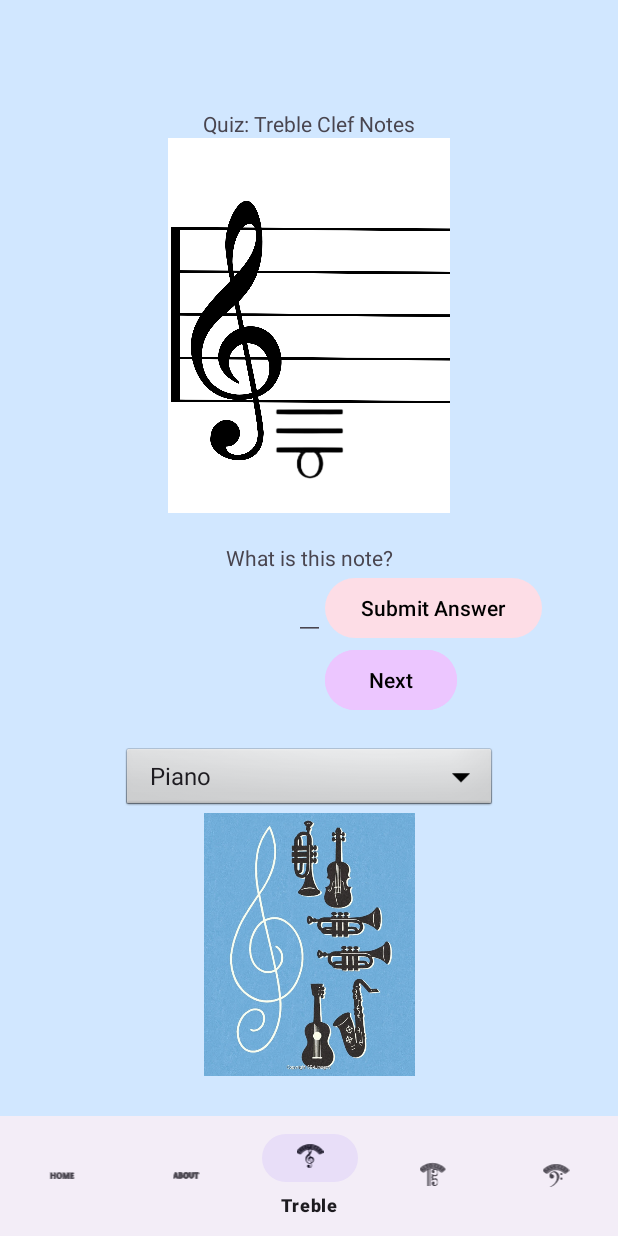
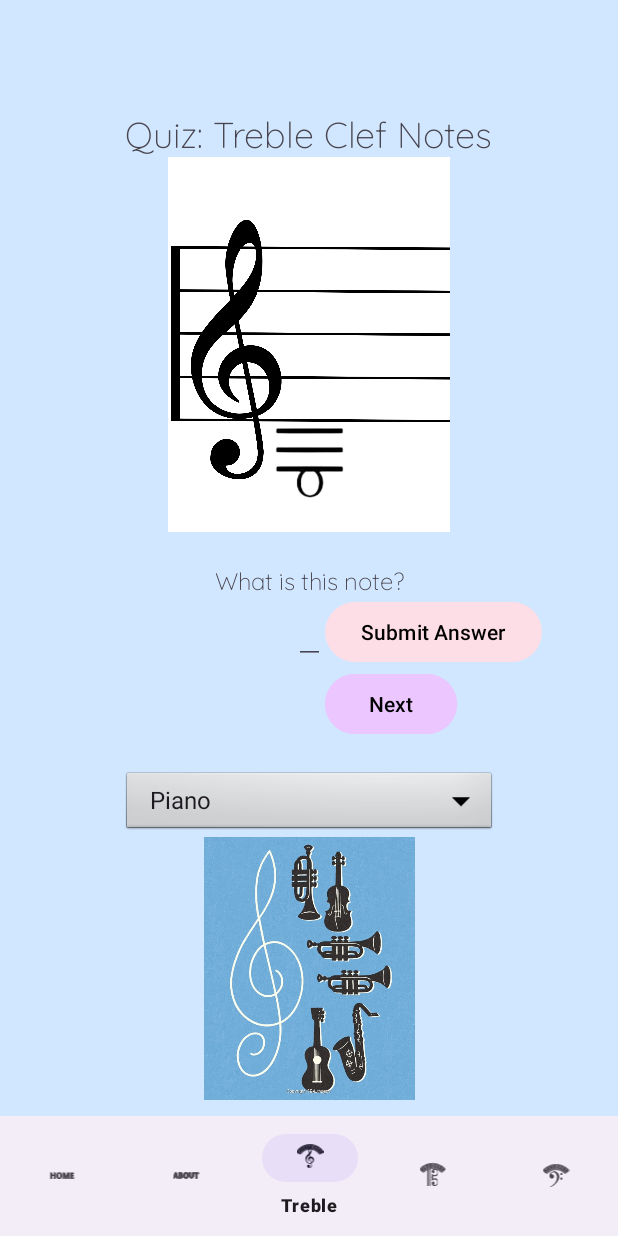
Before and after one commit to FYeboah12/Mobile_Custom_Project_Frances, an Android app: the screen it shows after launch (MainActivity), item 3 of the bottom bar chosen, on a phone screen of 412 x 824 dp. Run offline under Robolectric (Android 15) with nearby library versions, the light colour scheme and no system bars.

Commit message:
oct 29- we're finished with the meat, maybe add the surprise later :)

```diff
--- a/app/src/main/java/com/yeboahfrances/sightreadingmadeeasy/AltoClef.java
+++ b/app/src/main/java/com/yeboahfrances/sightreadingmadeeasy/AltoClef.java
@@ -22,7 +22,7 @@ import androidx.annotation.RequiresApi;
 import androidx.fragment.app.Fragment;
 
 public class AltoClef extends Fragment{
-    private final int[] notes = {R.drawable.alto_staff__16_,R.drawable.alto_staff__15_,R.drawable.alto_staff__14_,R.drawable.alto_staff__13_,R.drawable.alto_staff__12_,R.drawable.alto_staff,R.drawable.alto_staff__2_,R.drawable.alto_staff__3_,R.drawable.alto_staff__4_,R.drawable.alto_staff__5_,R.drawable.alto_staff__6_,R.drawable.alto_staff__7_,R.drawable.alto_staff__8_,R.drawable.alto_staff__9_,R.drawable.alto_staff__10_,R.drawable.alto_staff__11_,R.drawable.alto_staff__17_,R.drawable.alto_staff__18_,R.drawable.alto_staff__19_,R.drawable.alto_staff__20_,R.drawable.alto_staff__21_,R.drawable.bass_staff__22_};
+    private final int[] notes = {R.drawable.alto_staff__16_,R.drawable.alto_staff__15_,R.drawable.alto_staff__14_,R.drawable.alto_staff__13_,R.drawable.alto_staff__12_,R.drawable.alto_staff,R.drawable.alto_staff__2_,R.drawable.alto_staff__3_,R.drawable.alto_staff__4_,R.drawable.alto_staff__5_,R.drawable.alto_staff__6_,R.drawable.alto_staff__7_,R.drawable.alto_staff__8_,R.drawable.alto_staff__9_,R.drawable.alto_staff__10_,R.drawable.alto_staff__11_,R.drawable.alto_staff__17_,R.drawable.alto_staff__18_,R.drawable.alto_staff__19_,R.drawable.alto_staff__20_,R.drawable.alto_staff__21_};
 
     private final String[] note_names = {"G","A","B","C","D","E","F","G","A","B","C","D","E","F","G","A","B","C","D","E","F"};
     int count = 1;
--- a/app/src/main/java/com/yeboahfrances/sightreadingmadeeasy/BassClef.java
+++ b/app/src/main/java/com/yeboahfrances/sightreadingmadeeasy/BassClef.java
@@ -22,7 +22,7 @@ import androidx.annotation.RequiresApi;
 import androidx.fragment.app.Fragment;
 
 public class BassClef extends Fragment implements AdapterView.OnItemSelectedListener{
-    private final int[] notes = {R.drawable.bass_staff__16_,R.drawable.bass_staff__15_,R.drawable.bass_staff__14_,R.drawable.bass_staff__13_,R.drawable.bass_staff__12_,R.drawable.bass_staff__11_,R.drawable.bass_staff,R.drawable.bass_staff__forgot_,R.drawable.bass_staff__2_,R.drawable.bass_staff__3_,R.drawable.bass_staff__4_,R.drawable.bass_staff__5_,R.drawable.bass_staff__6_,R.drawable.bass_staff__7_,R.drawable.bass_staff__8_,R.drawable.bass_staff__9_,R.drawable.bass_staff__10_,R.drawable.bass_staff__18_,R.drawable.bass_staff__19_,R.drawable.bass_staff__20_,R.drawable.bass_staff__21_,R.drawable.bass_staff__22_,R.drawable.bass_staff__23_,R.drawable.bass_staff__24_};
+    private final int[] notes = {R.drawable.bass_staff__17_,R.drawable.bass_staff__16_,R.drawable.bass_staff__15_,R.drawable.bass_staff__14_,R.drawable.bass_staff__13_,R.drawable.bass_staff__12_,R.drawable.bass_staff__11_,R.drawable.bass_staff,R.drawable.bass_staff__forgot_,R.drawable.bass_staff__2_,R.drawable.bass_staff__3_,R.drawable.bass_staff__4_,R.drawable.bass_staff__5_,R.drawable.bass_staff__6_,R.drawable.bass_staff__7_,R.drawable.bass_staff__8_,R.drawable.bass_staff__9_,R.drawable.bass_staff__10_,R.drawable.bass_staff__18_,R.drawable.bass_staff__19_,R.drawable.bass_staff__20_,R.drawable.bass_staff__21_,R.drawable.bass_staff__22_,R.drawable.bass_staff__23_,R.drawable.bass_staff__24_};
     private final String[] note_names = {"F","G","A","B","C","D","E","F","G","A","B","C","D","E","F","G","A","B","C","D","E","F","G","A","B"};
     int count = 1;
     boolean play = false;
@@ -39,7 +39,7 @@ public class BassClef extends Fragment implements AdapterView.OnItemSelectedList
         TextView response = view.findViewById(R.id.correct);
         MediaPlayer mediaPlayer = MediaPlayer.create(view.getContext(), R.raw.note);
         Spinner dropdown = view.findViewById(R.id.inst_dropdown);
-        String[] instruments = new String[]{"Piano","Tuba","Trombone"};
+        String[] instruments = new String[]{"Piano","Tuba","Cello"};
         ArrayAdapter<String> adapter = new ArrayAdapter<>(view.getContext(), android.R.layout.simple_spinner_dropdown_item, instruments);
         dropdown.setAdapter(adapter);
         dropdown.setOnItemSelectedListener(this);
--- a/app/src/main/java/com/yeboahfrances/sightreadingmadeeasy/TrebleClef.java
+++ b/app/src/main/java/com/yeboahfrances/sightreadingmadeeasy/TrebleClef.java
@@ -24,7 +24,7 @@ import androidx.fragment.app.Fragment;
 
 public class TrebleClef extends Fragment implements AdapterView.OnItemSelectedListener{
     private final int[] notes = {R.drawable.treble_staff_o6,R.drawable.treble_staff_o5,R.drawable.treble_staff_o4,R.drawable.treble_staff_o3,R.drawable.treble_staff_o2,R.drawable.treble_staff_o1,R.drawable.treble_staff,R.drawable.treble_staff__2_,R.drawable.treble_staff__3_,R.drawable.treble_staff__4_,R.drawable.treble_staff__5_,R.drawable.treble_staff__6_,R.drawable.treble_staff__7_,R.drawable.treble_staff__8_,R.drawable.treble_staff__9_,R.drawable.treble_staff__10_,R.drawable.treble_staff__11_,R.drawable.treble_staff_o7,R.drawable.treble_staff_o8,R.drawable.treble_staff_o9,R.drawable.treble_staff_o10,R.drawable.treble_staff_o11,R.drawable.treble_staff_o12,R.drawable.treble_staff_o13,};
-    private final String[] note_names = {"D","E","F","G","A","B","C","D","E","F","G","A","B","C","D","E","F","G","A","B","C","D","E","F","G"};
+    private final String[] note_names = {"E","F","G","A","B","C","D","E","F","G","A","B","C","D","E","F","G","A","B","C","D","E","F","G"};
     int count = 1;
     boolean play = false;
     @Nullable
--- /dev/null
+++ b/app/src/main/res/font-v26/fonts.xml
@@ -0,0 +1,5 @@
+<?xml version="1.0" encoding="utf-8"?>
+<font-family xmlns:android="http://schemas.android.com/apk/res/android">
+    <font android:font="@font/quicksand" />
+    <font android:font="@font/comfortaa" />
+</font-family>
--- a/app/src/main/res/layout/fragment_alto_clef.xml
+++ b/app/src/main/res/layout/fragment_alto_clef.xml
@@ -10,9 +10,11 @@
 
     <!--title-->
     <TextView
+        android:fontFamily="@font/quicksand"
         android:id="@+id/titleOfQuiz"
         android:layout_width="wrap_content"
         android:layout_height="wrap_content"
+        android:textSize="24sp"
         android:text="@string/quiz_Alto_clef_notes"
         app:layout_constraintLeft_toLeftOf="parent"
         app:layout_constraintRight_toRightOf="parent"
@@ -23,8 +25,10 @@
 
     <!--question-->
     <TextView
+        android:fontFamily="@font/quicksand"
         android:id="@+id/question"
         android:layout_width="wrap_content"
+        android:textSize="16sp"
         android:layout_height="wrap_content"
         android:text="@string/what_is_this_note"
         app:layout_constraintLeft_toLeftOf="parent"
--- a/app/src/main/res/layout/fragment_bass_clef.xml
+++ b/app/src/main/res/layout/fragment_bass_clef.xml
@@ -10,9 +10,11 @@
 
     <!--title-->
     <TextView
+        android:fontFamily="@font/quicksand"
         android:id="@+id/titleOfQuiz"
         android:layout_width="wrap_content"
         android:layout_height="wrap_content"
+        android:textSize="24sp"
         android:text="@string/quiz_Bass_clef_notes"
         app:layout_constraintLeft_toLeftOf="parent"
         app:layout_constraintRight_toRightOf="parent"
@@ -23,11 +25,13 @@
 
     <!--question-->
     <TextView
+        android:fontFamily="@font/quicksand"
         android:id="@+id/question"
         android:layout_width="wrap_content"
         android:layout_height="wrap_content"
         android:text="@string/what_is_this_note"
         app:layout_constraintLeft_toLeftOf="parent"
+        android:textSize="16sp"
         app:layout_constraintRight_toRightOf="parent"
         app:layout_constraintTop_toBottomOf="@id/note_imgs"
         android:layout_margin="20dp" />
--- a/app/src/main/res/layout/fragment_home.xml
+++ b/app/src/main/res/layout/fragment_home.xml
@@ -9,6 +9,7 @@
     tools:context=".MainActivity">
 
     <Button
+        android:fontFamily="@font/comfortaa"
         android:id="@+id/surprise_button"
         android:layout_width="wrap_content"
         android:layout_height="wrap_content"
@@ -27,6 +28,7 @@
         tools:ignore="MissingConstraints" />
 
     <TextView
+        android:fontFamily="@font/comfortaa"
         android:id="@+id/name_and_period"
         android:layout_width="wrap_content"
         android:layout_height="wrap_content"
--- a/app/src/main/res/layout/fragment_treble_clef.xml
+++ b/app/src/main/res/layout/fragment_treble_clef.xml
@@ -10,9 +10,11 @@
 
 <!--title-->
 <TextView
+    android:fontFamily="@font/quicksand"
     android:id="@+id/titleOfQuiz"
     android:layout_width="wrap_content"
     android:layout_height="wrap_content"
+    android:textSize="24sp"
     android:text="@string/quiz_treble_clef_notes"
     app:layout_constraintLeft_toLeftOf="parent"
     app:layout_constraintRight_toRightOf="parent"
@@ -23,9 +25,11 @@
 
     <!--question-->
     <TextView
+        android:fontFamily="@font/quicksand"
         android:id="@+id/question"
         android:layout_width="wrap_content"
         android:layout_height="wrap_content"
+        android:textSize="16sp"
         android:text="@string/what_is_this_note"
         app:layout_constraintLeft_toLeftOf="parent"
         app:layout_constraintRight_toRightOf="parent"
```
Also changed, not shown: app/src/main/res/font/fonts.xml (added, +7 -0 lines), app/src/main/res/font/comfortaa.ttf (added), app/src/main/res/font/quicksand.ttf (added).
